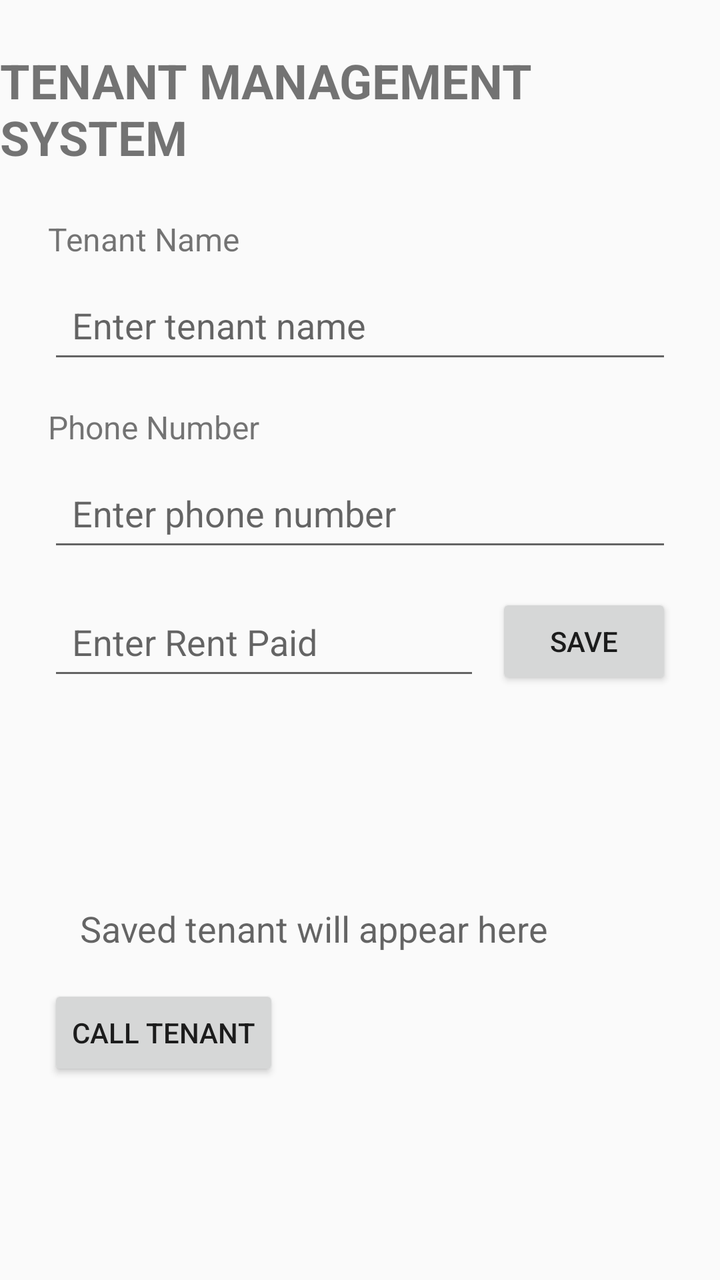
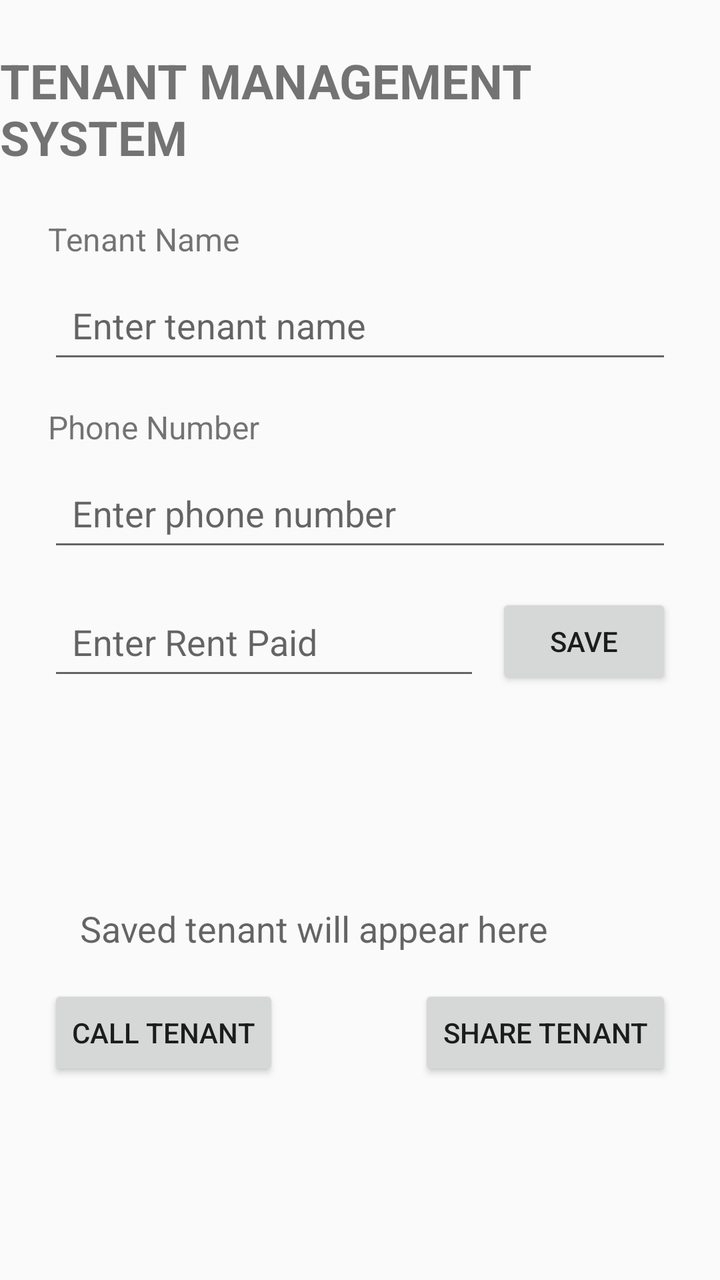

The first picture is an Android layout as it rendered before a commit; the second is the same layout after the commit. The layout source and the unified diff follow.
<!-- AndroidManifest.xml: activity theme Theme.TenantManagementSystem -->
<!-- res/layout/activity_main.xml -->
<?xml version="1.0" encoding="utf-8"?>
<layout xmlns:android="http://schemas.android.com/apk/res/android"
    xmlns:app="http://schemas.android.com/apk/res-auto">

    <data>

        <variable
            name="tenant"
            type="com.example.tenantmanagementsystemgroupa.Tenant" />
    </data>

    <androidx.constraintlayout.widget.ConstraintLayout
        android:layout_width="match_parent"
        android:layout_height="match_parent">

        <TextView
            android:id="@+id/titleTextView"
            android:layout_width="wrap_content"
            android:layout_height="wrap_content"
            android:text="TENANT MANAGEMENT SYSTEM"
            android:textSize="24sp"
            android:textStyle="bold"
            android:layout_marginTop="24dp"
            app:layout_constraintTop_toTopOf="parent"
            app:layout_constraintStart_toStartOf="parent"
            app:layout_constraintEnd_toEndOf="parent" />

        <TextView
            android:id="@+id/tenantNameLabel"
            android:layout_width="wrap_content"
            android:layout_height="wrap_content"
            android:text="Tenant Name"
            android:textSize="16sp"
            android:layout_marginTop="24dp"
            android:layout_marginStart="24dp"
            app:layout_constraintTop_toBottomOf="@id/titleTextView"
            app:layout_constraintStart_toStartOf="parent" />

        <EditText
            android:id="@+id/tenantNameEditText"
            android:layout_width="0dp"
            android:layout_height="wrap_content"
            android:hint="Enter tenant name"
            android:minHeight="48dp"
            android:padding="12dp"
            android:layout_marginTop="8dp"
            android:layout_marginStart="24dp"
            android:layout_marginEnd="24dp"
            app:layout_constraintTop_toBottomOf="@id/tenantNameLabel"
            app:layout_constraintStart_toStartOf="parent"
            app:layout_constraintEnd_toEndOf="parent" />

        <TextView
            android:id="@+id/phoneLabel"
            android:layout_width="wrap_content"
            android:layout_height="wrap_content"
            android:text="Phone Number"
            android:textSize="16sp"
            android:layout_marginTop="16dp"
            android:layout_marginStart="24dp"
            app:layout_constraintTop_toBottomOf="@id/tenantNameEditText"
            app:layout_constraintStart_toStartOf="parent" />

        <EditText
            android:id="@+id/phoneEditText"
            android:layout_width="0dp"
            android:layout_height="wrap_content"
            android:hint="Enter phone number"
            android:inputType="phone"
            android:minHeight="48dp"
            android:padding="12dp"
            android:layout_marginTop="8dp"
            android:layout_marginStart="24dp"
            android:layout_marginEnd="24dp"
            app:layout_constraintTop_toBottomOf="@id/phoneLabel"
            app:layout_constraintStart_toStartOf="parent"
            app:layout_constraintEnd_toEndOf="parent" />

        <EditText
            android:id="@+id/rentEditText"
            android:layout_width="0dp"
            android:layout_height="wrap_content"
            android:hint="Enter Rent Paid"
            android:inputType="numberDecimal"
            android:minHeight="48dp"
            android:padding="12dp"
            android:layout_marginStart="24dp"
            android:layout_marginTop="16dp"
            android:layout_marginEnd="8dp"
            app:layout_constraintTop_toBottomOf="@id/phoneEditText"
            app:layout_constraintStart_toStartOf="parent"
            app:layout_constraintEnd_toStartOf="@id/saveButton" />

        <Button
            android:id="@+id/saveButton"
            android:layout_width="wrap_content"
            android:layout_height="wrap_content"
            android:text="SAVE"
            android:layout_marginEnd="24dp"
            app:layout_constraintTop_toTopOf="@id/rentEditText"
            app:layout_constraintEnd_toEndOf="parent" />

        <TextView
            android:id="@+id/tenantNameDisplayTextView"
            android:layout_width="wrap_content"
            android:layout_height="wrap_content"
            android:text="@{tenant.name}"
            android:textSize="32sp"
            android:textStyle="bold"
            android:layout_marginTop="24dp"
            android:layout_marginStart="24dp"
            android:layout_marginEnd="24dp"
            app:layout_constraintTop_toBottomOf="@id/rentEditText"
            app:layout_constraintStart_toStartOf="parent"
            app:layout_constraintEnd_toEndOf="parent" />

        <TextView
            android:id="@+id/tenantResultTextView"
            android:layout_width="0dp"
            android:layout_height="wrap_content"
            android:text="@{tenant.summary()}"
            android:hint="Saved tenant will appear here"
            android:textSize="18sp"
            android:padding="16dp"
            android:layout_margin="24dp"
            app:layout_constraintTop_toBottomOf="@id/tenantNameDisplayTextView"
            app:layout_constraintStart_toStartOf="parent"
            app:layout_constraintEnd_toEndOf="parent" />

        <Button
            android:id="@+id/callButton"
            android:layout_width="wrap_content"
            android:layout_height="wrap_content"
            android:text="CALL TENANT"
            android:layout_marginStart="24dp"
            app:layout_constraintTop_toBottomOf="@id/tenantResultTextView"
            app:layout_constraintStart_toStartOf="parent" />

    </androidx.constraintlayout.widget.ConstraintLayout>
</layout>
<!-- resources referenced by this layout -->
<resources>
  <style name="Theme.TenantManagementSystem" parent="Theme.AppCompat.DayNight.NoActionBar" />
</resources>

<!-- the commit's change to res/layout/activity_main.xml (unified diff, before → after) -->
@@ -136,5 +136,14 @@
             app:layout_constraintTop_toBottomOf="@id/tenantResultTextView"
             app:layout_constraintStart_toStartOf="parent" />
 
+        <Button
+            android:id="@+id/shareButton"
+            android:layout_width="wrap_content"
+            android:layout_height="wrap_content"
+            android:text="SHARE TENANT"
+            android:layout_marginEnd="24dp"
+            app:layout_constraintTop_toTopOf="@id/callButton"
+            app:layout_constraintEnd_toEndOf="parent" />
+
     </androidx.constraintlayout.widget.ConstraintLayout>
 </layout>
